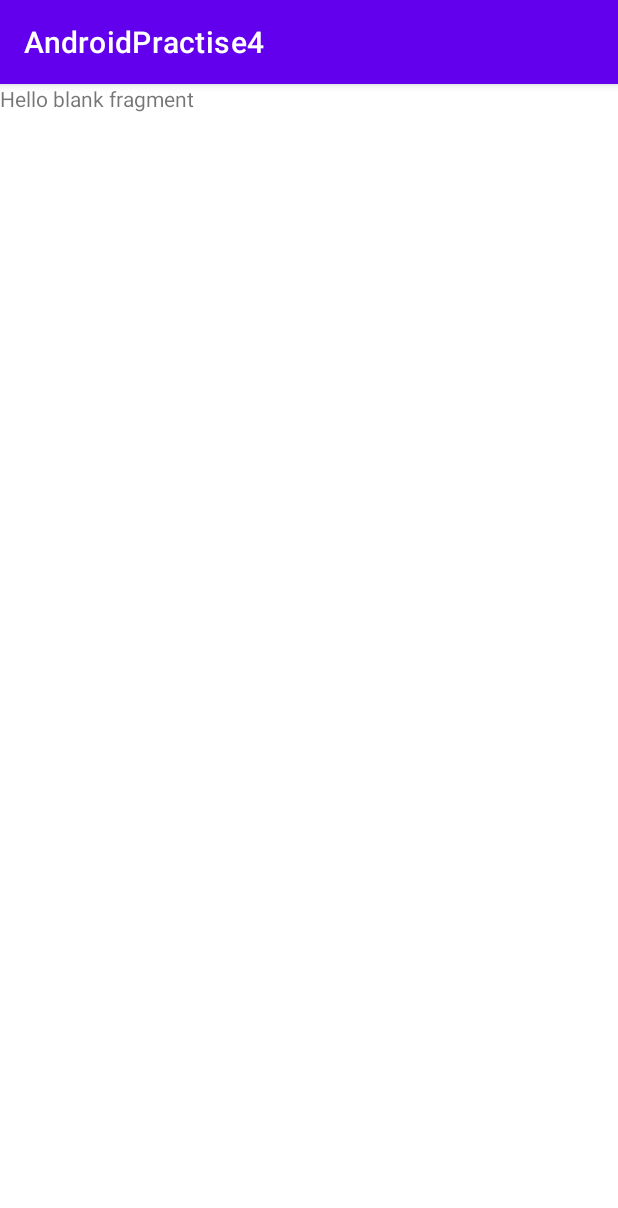
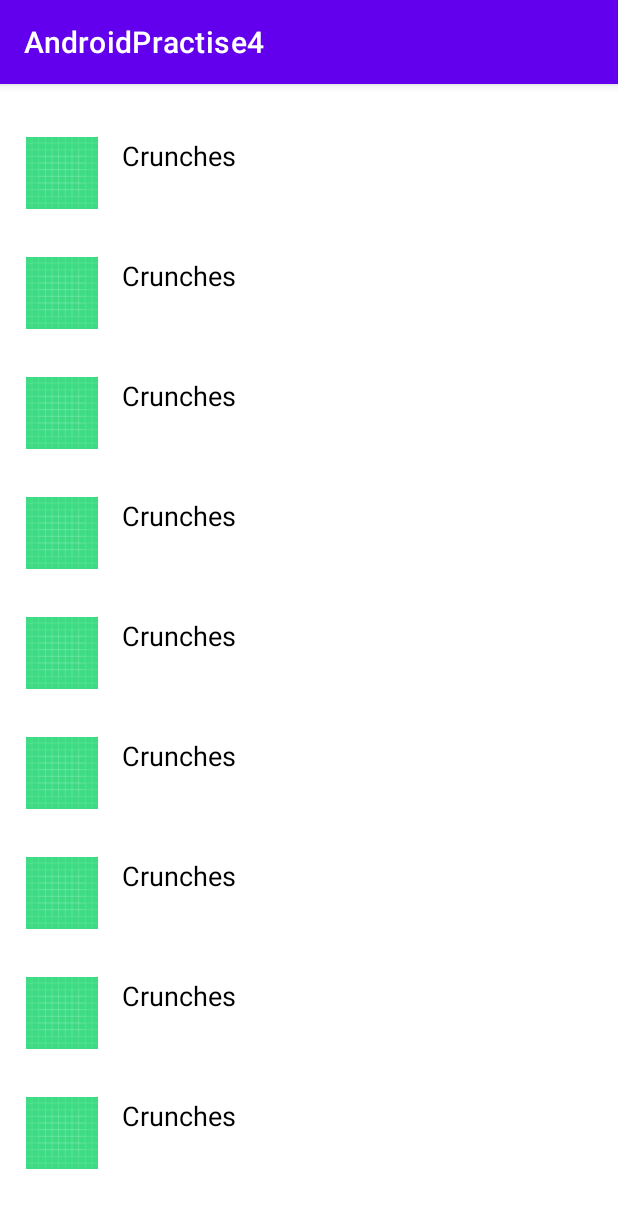
Before and after one commit to tesinitsyn/AndroidPractise4, an Android app: the screen it shows after launch (MainActivity), after a tap on "RECYCLERVIEW", on a phone screen of 412 x 824 dp. Shown: the top 1208 px of the screen. Run offline under Robolectric (Android 15) with nearby library versions, the phone set to English and light mode, and no system bars.

Commit message:
Completed RecyclerViewAdapter

```diff
--- a/app/src/main/java/com/example/androidpractise4/RecyclerViewFragment.java
+++ b/app/src/main/java/com/example/androidpractise4/RecyclerViewFragment.java
@@ -2,14 +2,27 @@ package com.example.androidpractise4;
 
 import android.os.Bundle;
 
+import androidx.annotation.NonNull;
+import androidx.annotation.Nullable;
 import androidx.fragment.app.Fragment;
+import androidx.lifecycle.Lifecycle;
+import androidx.recyclerview.widget.LinearLayoutManager;
+import androidx.recyclerview.widget.RecyclerView;
 
+import android.util.Log;
 import android.view.LayoutInflater;
 import android.view.View;
 import android.view.ViewGroup;
+import android.widget.Toast;
+
+import java.util.ArrayList;
+import java.util.List;
 
 
 public class RecyclerViewFragment extends Fragment {
+
+    private List<ExerciseItem> exercises = new ArrayList<>();
+
     public static RecyclerViewFragment newInstance() {
         RecyclerViewFragment fragment = new RecyclerViewFragment();
         return fragment;
@@ -25,4 +38,22 @@ public class RecyclerViewFragment extends Fragment {
                              Bundle savedInstanceState) {
         return inflater.inflate(R.layout.fragment_recycler_view, container, false);
     }
+
+    @Override
+    public void onViewCreated(@NonNull View view, @Nullable Bundle savedInstanceState) {
+        super.onViewCreated(view, savedInstanceState);
+
+        RecyclerView recyclerView = view.findViewById(R.id.recyclerView);
+        RecyclerViewAdapter.MyOnItemClickListener listener = (exercise, position) -> {
+            Log.i("RecyclerView", "Selected item " + position);
+            Toast.makeText(getContext(), "Selected item " + position, Toast.LENGTH_SHORT).show();
+        };
+        LinearLayoutManager layoutManager = new LinearLayoutManager(getContext());
+        recyclerView.setLayoutManager(layoutManager);
+        for(int i = 0; i < 200; i++){
+            exercises.add(new ExerciseItem("Crunches", R.drawable.ic_launcher_background));
+        }
+        RecyclerViewAdapter adapter = new RecyclerViewAdapter(exercises, listener);
+        recyclerView.setAdapter(adapter);
+    }
 }
--- a/app/src/main/res/layout/fragment_recycler_view.xml
+++ b/app/src/main/res/layout/fragment_recycler_view.xml
@@ -1,14 +1,17 @@
 <?xml version="1.0" encoding="utf-8"?>
-<FrameLayout xmlns:android="http://schemas.android.com/apk/res/android"
+<androidx.constraintlayout.widget.ConstraintLayout xmlns:android="http://schemas.android.com/apk/res/android"
+    xmlns:app="http://schemas.android.com/apk/res-auto"
     xmlns:tools="http://schemas.android.com/tools"
     android:layout_width="match_parent"
-    android:layout_height="match_parent"
-    tools:context=".RecyclerViewFragment">
+    android:layout_height="match_parent">
 
-    <!-- TODO: Update blank fragment layout -->
-    <TextView
-        android:layout_width="match_parent"
-        android:layout_height="match_parent"
-        android:text="@string/hello_blank_fragment" />
+    <androidx.recyclerview.widget.RecyclerView
+        android:id="@+id/recyclerView"
+        android:layout_width="409dp"
+        android:layout_height="729dp"
+        app:layout_constraintBottom_toBottomOf="parent"
+        app:layout_constraintEnd_toEndOf="parent"
+        app:layout_constraintStart_toStartOf="parent"
+        app:layout_constraintTop_toTopOf="parent" />
 
-</FrameLayout>
+</androidx.constraintlayout.widget.ConstraintLayout>
```
